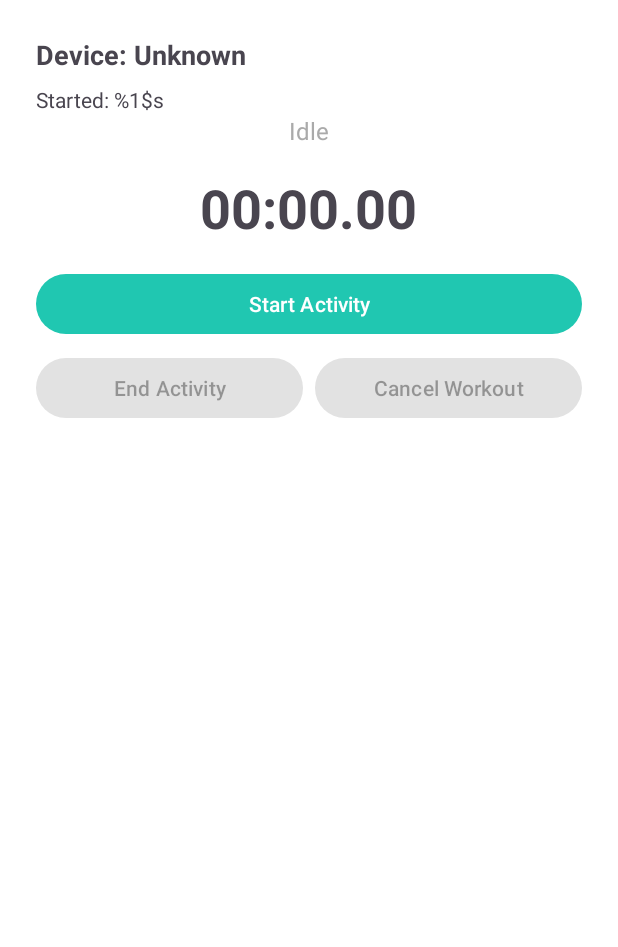
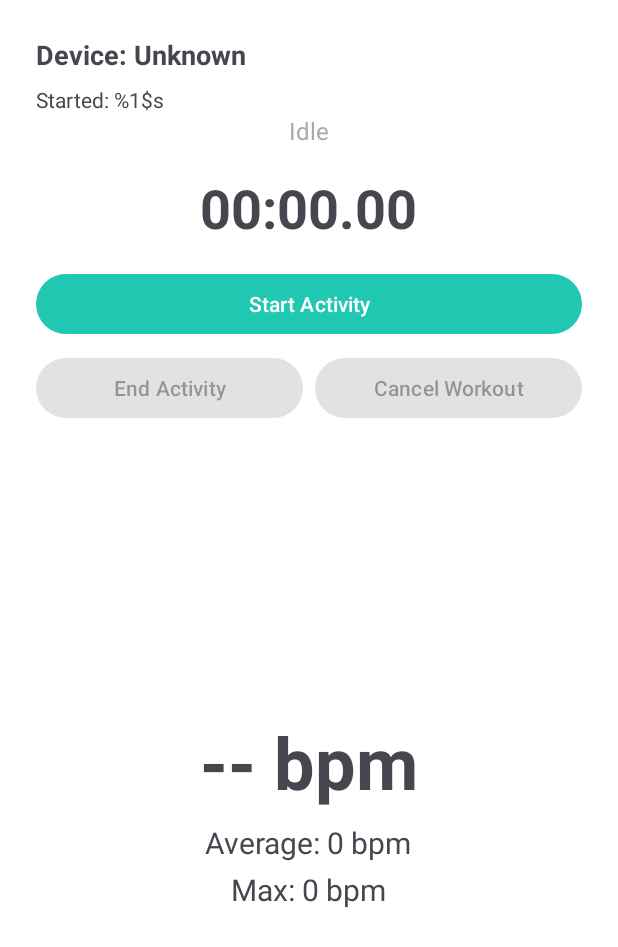
Before and after one commit to Pawan-Gupta79/COEN-390-Recovery-Coach, an Android app: the fragment WorkoutFragment shown on its own in the app's theme, on a phone screen of 412 x 824 dp. Shown: the top 947 px of the screen. Run offline under Robolectric (Android 15) with nearby library versions, the phone set to English and light mode, and no system bars; 1 statement that could not run was skipped.

Commit message:
Fixed the workout fragment
fixed the saving logic to the session object and added ussefull displays to the fragment

```diff
--- a/app/src/main/java/com/team11/smartgym/ui/WorkoutFragment.java
+++ b/app/src/main/java/com/team11/smartgym/ui/WorkoutFragment.java
@@ -12,33 +12,33 @@ import android.widget.TextView;
 import androidx.annotation.NonNull;
 import androidx.annotation.Nullable;
 import androidx.fragment.app.Fragment;
+import androidx.lifecycle.ViewModelProvider;
 
 import com.google.android.material.snackbar.Snackbar;
 import com.team11.smartgym.R;
-import com.team11.smartgym.model.WorkoutSession; // Added import
+import com.team11.smartgym.model.WorkoutSession;
 
 import java.util.Locale;
 
 public class WorkoutFragment extends Fragment {
 
-    // Args used by DashboardFragment when navigating here
     public static final String ARG_DEVICE_NAME = "arg_device_name";
     public static final String ARG_STARTED_AT  = "arg_started_at";
 
-    // ---- State constants ----
     private static final int STATE_IDLE      = 0;
     private static final int STATE_STARTING  = 1;
     private static final int STATE_RUNNING   = 2;
     private static final int STATE_PAUSED    = 3;
 
-    // ---- UI ----
     private TextView tvTimer;
     private TextView tvStatus;
+    private TextView tvBpm;
+    private TextView tvAvgBpm;
+    private TextView tvMaxBpm;
     private Button btnPause;
     private Button btnCancel;
     private Button btnEnd;
 
-    // ---- Timer & state ----
     private final Handler handler = new Handler(Looper.getMainLooper());
     private int state = STATE_IDLE;
 
@@ -50,10 +50,18 @@ public class WorkoutFragment extends Fragment {
     private static final int START_COUNTDOWN_SECONDS = 5;
 
     private String selectedActivity = "Workout";
-    private long startedAtFromArgs = 0L; // from Dashboard
+    private long startedAtFromArgs = 0L;
     private final StringBuilder activityBpm = new StringBuilder();
 
-    // ---- Runnables ----
+    private DashboardViewModel vm;
+    private final Handler bpmHandler = new Handler(Looper.getMainLooper());
+    private static final int BPM_UPDATE_INTERVAL = 1000;
+
+    // BPM tracking
+    private int maxBpm = 0;
+    private int bpmSum = 0;
+    private int bpmCount = 0;
+
     private final Runnable timerRunnable = new Runnable() {
         @Override
         public void run() {
@@ -78,8 +86,6 @@ public class WorkoutFragment extends Fragment {
         }
     };
 
-    // ---- Fragment lifecycle ----
-
     @Nullable
     @Override
     public View onCreateView(@NonNull LayoutInflater inflater,
@@ -90,21 +96,23 @@ public class WorkoutFragment extends Fragment {
 
         tvTimer  = v.findViewById(R.id.tvTimer);
         tvStatus = v.findViewById(R.id.tvStatus);
+        tvBpm    = v.findViewById(R.id.tvBpm);
+        tvAvgBpm = v.findViewById(R.id.tvAvgBpm);
+        tvMaxBpm = v.findViewById(R.id.tvMaxBpm);
         btnPause = v.findViewById(R.id.btnPause);
         btnCancel = v.findViewById(R.id.btnCancel);
         btnEnd = v.findViewById(R.id.btnEnd);
 
-        // Load info passed from DashboardFragment
+        vm = new ViewModelProvider(requireActivity()).get(DashboardViewModel.class);
+        startBpmUpdater();
+
         loadWorkoutInfo();
-
         resetUI();
 
         btnPause.setOnClickListener(view -> {
             if (state == STATE_IDLE) {
-                // start countdown to workout
                 startCountdown();
             } else {
-                // toggle pause / resume logic
                 togglePauseResume();
             }
         });
@@ -119,17 +127,11 @@ public class WorkoutFragment extends Fragment {
         return v;
     }
 
-    /**
-     * Load information about the workout (e.g., device name and start time) from arguments.
-     * This matches what DashboardFragment puts into the Bundle.
-     */
     private void loadWorkoutInfo() {
         Bundle args = getArguments();
         if (args != null) {
             String deviceName = args.getString(ARG_DEVICE_NAME, "");
             startedAtFromArgs = args.getLong(ARG_STARTED_AT, 0L);
-
-            // Use device name as part of the activity label (fallback to "Workout")
             selectedActivity = (deviceName == null || deviceName.isEmpty())
                     ? "Workout"
                     : deviceName + " Workout";
@@ -138,8 +140,6 @@ public class WorkoutFragment extends Fragment {
         }
         tvStatus.setText("Idle");
     }
-
-    // ---- State control methods ----
 
     private void startCountdown() {
         state = STATE_STARTING;
@@ -160,6 +160,10 @@ public class WorkoutFragment extends Fragment {
 
         activityBpm.setLength(0);
         activityBpm.append(selectedActivity).append(",");
+
+        maxBpm = 0;
+        bpmSum = 0;
+        bpmCount = 0;
 
         handler.removeCallbacks(countdownRunnable);
         handler.post(timerRunnable);
@@ -214,21 +218,25 @@ public class WorkoutFragment extends Fragment {
         long totalElapsedSec = (endTime - startTime + pauseOffset) / 1000;
 
         if (save) {
-            // Create a WorkoutSession instance to store the workout details
+
+            int avgBpm = bpmCount == 0 ? 0 : bpmSum / bpmCount;
+
             WorkoutSession session = new WorkoutSession(
-                    System.currentTimeMillis(),                              // id
-                    selectedActivity,                                        // deviceName
-                    startedAtFromArgs == 0L ? startTime : startedAtFromArgs, // startedAt
-                    endTime,                                                 // endedAt
-                    0,                                                       // avgHeartRate (placeholder)  //TODO CHANGE THIS TO THE RIGHT THING
-                    0,                                                       // maxHeartRate (placeholder)
-                    (int) totalElapsedSec,                                   // duration in seconds
-                    activityBpm.toString()                                   // saves a string of heartrate "bpm1, bpm2, bpm3, ..."
+                    System.currentTimeMillis(),
+                    selectedActivity,
+                    startedAtFromArgs == 0L ? startTime : startedAtFromArgs,
+                    endTime,
+                    avgBpm,
+                    maxBpm,
+                    (int) totalElapsedSec,
+                    activityBpm.toString()
             );
 
             Snackbar.make(requireView(),
-                    "Session saved (" + session.getFormattedDuration() + ")",
-                    Snackbar.LENGTH_SHORT).show();
+                    "Saved: " + session.getFormattedDuration() +
+                            " | Avg HR: " + avgBpm +
+                            " | Max HR: " + maxBpm,
+                    Snackbar.LENGTH_LONG).show();
         }
 
         resetUI();
@@ -236,8 +244,8 @@ public class WorkoutFragment extends Fragment {
 
     private void confirmStop() {
         new androidx.appcompat.app.AlertDialog.Builder(requireContext())
-                .setTitle("End Activity")
-                .setMessage("Do you want to save this activity?")
+                .setTitle("End Workout")
+                .setMessage("Do you want to save this workout?")
                 .setPositiveButton("Save", (dialog, which) -> stopTimer(true))
                 .setNegativeButton("Discard", (dialog, which) -> stopTimer(false))
                 .setNeutralButton("Cancel", null)
@@ -246,7 +254,7 @@ public class WorkoutFragment extends Fragment {
 
     private void confirmCancel() {
         new androidx.appcompat.app.AlertDialog.Builder(requireContext())
-                .setTitle("Cancel Workout")
+                .setTitle("Cancel Activity")
                 .setMessage("Are you sure you want to cancel this workout?")
                 .setPositiveButton("Yes", (dialog, which) -> resetUI())
                 .setNegativeButton("No", null)
@@ -261,10 +269,18 @@ public class WorkoutFragment extends Fragment {
         btnPause.setEnabled(true);
         btnCancel.setEnabled(false);
         btnEnd.setEnabled(false);
+
         pauseOffset = 0L;
         startTime = 0L;
         pauseStartTime = 0L;
         activityBpm.setLength(0);
+
+        maxBpm = 0;
+        bpmSum = 0;
+        bpmCount = 0;
+
+        if (tvAvgBpm != null) tvAvgBpm.setText("Average: --");
+        if (tvMaxBpm != null) tvMaxBpm.setText("Max: --");
     }
 
     private void updateTimerDisplay(long elapsedMillis) {
@@ -286,13 +302,43 @@ public class WorkoutFragment extends Fragment {
         }
     }
 
+    private void startBpmUpdater() {
+        bpmHandler.postDelayed(new Runnable() {
+            @Override
+            public void run() {
+                Integer bpm = vm.getBpm().getValue();
+
+                if (tvBpm != null && isAdded()) {
+                    tvBpm.setText(bpm == null ? "-- bpm" : getString(R.string.hr_bpm, bpm));
+                }
+
+                if (bpm != null && state == STATE_RUNNING) {
+                    bpmSum += bpm;
+                    bpmCount++;
+                    if (bpm > maxBpm) maxBpm = bpm;
+                }
+
+                if (tvAvgBpm != null) {
+                    int avg = (bpmCount == 0 ? 0 : bpmSum / bpmCount);
+                    tvAvgBpm.setText("Average: " + avg + " bpm");
+                }
+
+                if (tvMaxBpm != null) {
+                    tvMaxBpm.setText("Max: " + maxBpm + " bpm");
+                }
+
+                bpmHandler.postDelayed(this, BPM_UPDATE_INTERVAL);
+            }
+        }, BPM_UPDATE_INTERVAL);
+    }
+
     @Override
     public void onSaveInstanceState(@NonNull Bundle outState) {
         super.onSaveInstanceState(outState);
         outState.putInt("state", state);
         outState.putLong("startTime", startTime);
         outState.putLong("pauseOffset", pauseOffset);
-        outState.putString("activity", selectedActivity);
+        outState.putString("Workout", selectedActivity);
         outState.putString("bpmData", activityBpm.toString());
     }
 
@@ -310,14 +356,14 @@ public class WorkoutFragment extends Fragment {
         switch (state) {
             case STATE_RUNNING:
                 tvStatus.setText(selectedActivity + " Ongoing");
-                btnPause.setText("Pause Workout");
+                btnPause.setText("Pause Activity");
                 btnCancel.setEnabled(false);
                 btnEnd.setEnabled(false);
                 handler.post(timerRunnable);
                 break;
             case STATE_PAUSED:
                 tvStatus.setText(selectedActivity + " Paused");
-                btnPause.setText("Resume Workout");
+                btnPause.setText("Resume Activity");
                 btnCancel.setEnabled(true);
                 btnEnd.setEnabled(true);
                 break;
@@ -331,5 +377,6 @@ public class WorkoutFragment extends Fragment {
         super.onDestroyView();
         handler.removeCallbacks(timerRunnable);
         handler.removeCallbacks(countdownRunnable);
+        bpmHandler.removeCallbacksAndMessages(null);
     }
 }
--- a/app/src/main/res/layout/fragment_workout.xml
+++ b/app/src/main/res/layout/fragment_workout.xml
@@ -5,7 +5,6 @@
     android:layout_width="match_parent"
     android:layout_height="match_parent">
 
-    <!-- Device name -->
     <TextView
         android:id="@+id/tvWorkoutDevice"
         android:layout_width="wrap_content"
@@ -14,7 +13,6 @@
         android:textSize="18sp"
         android:text="@string/workout_device_unknown" />
 
-    <!-- Started at -->
     <TextView
         android:id="@+id/tvWorkoutStarted"
         android:layout_width="wrap_content"
@@ -22,7 +20,6 @@
         android:layout_marginTop="8dp"
         android:text="@string/workout_started_fmt" />
 
-    <!-- Status text (used by WorkoutFragment as tvStatus) -->
     <TextView
         android:id="@+id/tvStatus"
         android:layout_width="wrap_content"
@@ -33,7 +30,6 @@
         android:gravity="center"
         android:layout_gravity="center" />
 
-    <!-- Timer text (used by WorkoutFragment as tvTimer) -->
     <TextView
         android:id="@+id/tvTimer"
         android:layout_width="wrap_content"
@@ -45,7 +41,6 @@
         android:layout_marginTop="16dp"
         android:layout_gravity="center_horizontal" />
 
-    <!-- Pause / Start button (btnPause) -->
     <com.google.android.material.button.MaterialButton
         android:id="@+id/btnPause"
         android:layout_width="match_parent"
@@ -61,7 +56,6 @@
         android:gravity="center"
         android:layout_marginTop="8dp">
 
-        <!-- End / Save button (btnEnd) -->
         <com.google.android.material.button.MaterialButton
             android:id="@+id/btnEnd"
             android:layout_width="0dp"
@@ -70,7 +64,6 @@
             android:text="End Activity"
             android:enabled="false" />
 
-        <!-- Cancel button (btnCancel) -->
         <com.google.android.material.button.MaterialButton
             android:id="@+id/btnCancel"
             android:layout_width="0dp"
@@ -81,4 +74,37 @@
             android:enabled="false" />
     </LinearLayout>
 
+    <LinearLayout
+        android:layout_width="match_parent"
+        android:layout_height="match_parent"
+        android:gravity="center"
+        android:orientation="vertical"
+        android:padding="12dp">
+
+        <TextView
+            android:id="@+id/tvBpm"
+            android:layout_width="wrap_content"
+            android:layout_height="wrap_content"
+            android:text="-- bpm"
+            android:textSize="48sp"
+            android:textStyle="bold" />
+
+        <TextView
+            android:id="@+id/tvAvgBpm"
+            android:layout_width="wrap_content"
+            android:layout_height="wrap_content"
+            android:text="Avg: -- bpm"
+            android:textSize="20sp"
+            android:layout_marginTop="8dp" />
+
+        <TextView
+            android:id="@+id/tvMaxBpm"
+            android:layout_width="wrap_content"
+            android:layout_height="wrap_content"
+            android:text="Max: -- bpm"
+            android:textSize="20sp"
+            android:layout_marginTop="4dp" />
+
+    </LinearLayout>
+
 </LinearLayout>
```
